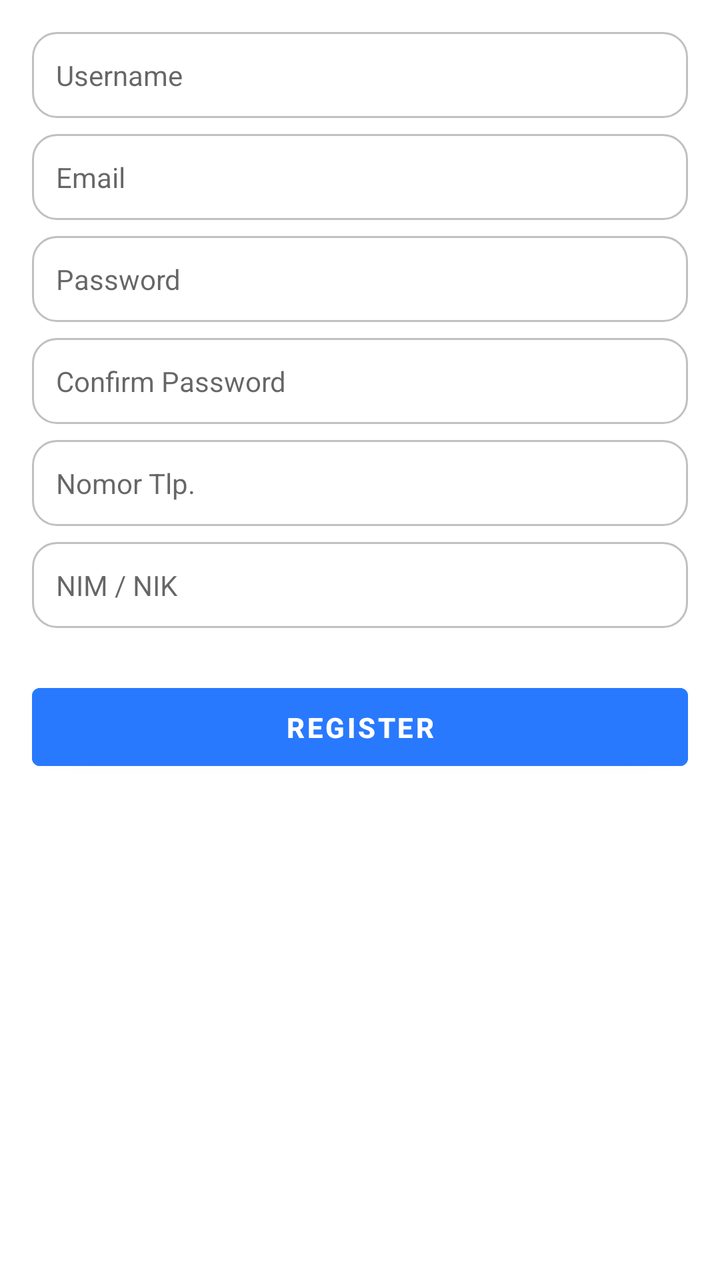
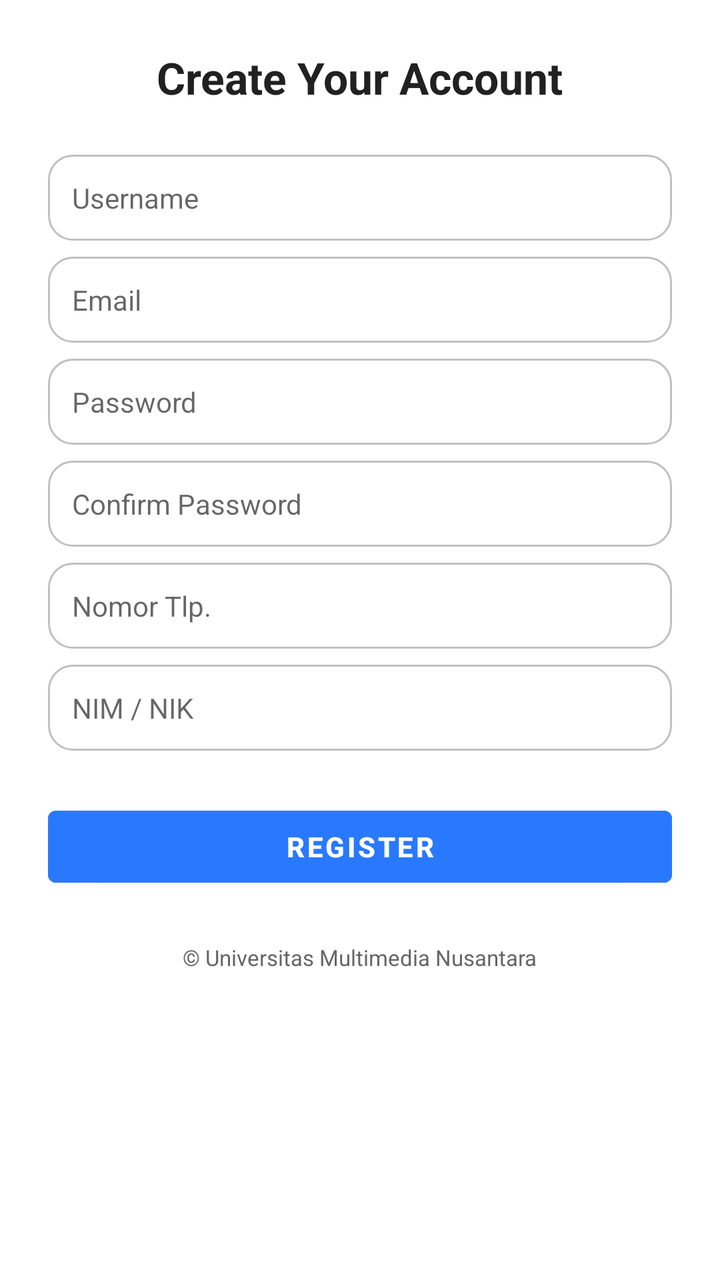

An Android layout rendered at two revisions. The XML below is the earlier revision; the diff shows what the commit changed to produce the second picture.
<!-- AndroidManifest.xml: application theme Theme.ProjectMAPGroup7 -->
<!-- res/layout/fragment_register.xml -->
<?xml version="1.0" encoding="utf-8"?>
<ScrollView xmlns:android="http://schemas.android.com/apk/res/android"
    xmlns:tools="http://schemas.android.com/tools"
    android:layout_width="match_parent"
    android:layout_height="match_parent"
    android:padding="16dp"
    tools:context=".ui.register.RegisterFragment">

    <LinearLayout
        android:layout_width="match_parent"
        android:layout_height="wrap_content"
        android:orientation="vertical">

        
        <EditText
            android:id="@+id/etUsername"
            android:layout_width="match_parent"
            android:layout_height="wrap_content"
            android:hint="Username"
            android:background="@drawable/edittext_rounded"
            android:padding="12dp"
            android:textSize="14sp"
            android:layout_marginBottom="8dp" />

        
        <EditText
            android:id="@+id/etEmail"
            android:layout_width="match_parent"
            android:layout_height="wrap_content"
            android:hint="Email"
            android:inputType="textEmailAddress"
            android:background="@drawable/edittext_rounded"
            android:padding="12dp"
            android:textSize="14sp"
            android:layout_marginBottom="8dp" />

        
        <EditText
            android:id="@+id/etPassword"
            android:layout_width="match_parent"
            android:layout_height="wrap_content"
            android:hint="Password"
            android:inputType="textPassword"
            android:background="@drawable/edittext_rounded"
            android:padding="12dp"
            android:textSize="14sp"
            android:layout_marginBottom="8dp" />

        
        <EditText
            android:id="@+id/etConfirmPassword"
            android:layout_width="match_parent"
            android:layout_height="wrap_content"
            android:hint="Confirm Password"
            android:inputType="textPassword"
            android:background="@drawable/edittext_rounded"
            android:padding="12dp"
            android:textSize="14sp"
            android:layout_marginBottom="8dp" />

        
        <EditText
            android:id="@+id/etPhone"
            android:layout_width="match_parent"
            android:layout_height="wrap_content"
            android:hint="Nomor Tlp."
            android:inputType="phone"
            android:background="@drawable/edittext_rounded"
            android:padding="12dp"
            android:textSize="14sp"
            android:layout_marginBottom="8dp" />

        
        <EditText
            android:id="@+id/etNimNik"
            android:layout_width="match_parent"
            android:layout_height="wrap_content"
            android:hint="NIM / NIK"
            android:background="@drawable/edittext_rounded"
            android:padding="12dp"
            android:textSize="14sp"
            android:layout_marginBottom="16dp" />

        
        <Button
            android:id="@+id/btnRegister"
            android:layout_width="match_parent"
            android:layout_height="wrap_content"
            android:text="Register"
            android:textColor="@android:color/white"
            android:backgroundTint="#2979FF"
            android:layout_marginTop="8dp"
            android:paddingVertical="10dp"
            android:textStyle="bold"/>

    </LinearLayout>
</ScrollView>
<!-- resources referenced by this layout -->
<resources>
  <!-- drawable edittext_rounded (drawable) -->
  <shape xmlns:android="http://schemas.android.com/apk/res/android"
      android:shape="rectangle">
      
      <solid android:color="@android:color/white" />
      <stroke android:width="1dp" android:color="#C0C0C0" />
      <corners android:radius="12dp" />
  </shape>
  <style name="Theme.ProjectMAPGroup7" parent="Theme.MaterialComponents.DayNight.DarkActionBar">
          
          <item name="colorPrimary">@color/purple_500</item>
          <item name="colorPrimaryVariant">@color/purple_700</item>
          <item name="colorOnPrimary">@color/white</item>
          
          <item name="colorSecondary">@color/teal_200</item>
          <item name="colorSecondaryVariant">@color/teal_700</item>
          <item name="colorOnSecondary">@color/black</item>
          
          <item name="android:statusBarColor">?attr/colorPrimaryVariant</item>
          
      </style>
  <color name="purple_500">#FF6200EE</color>
  <color name="purple_700">#FF3700B3</color>
  <color name="white">#FFFFFFFF</color>
  <color name="teal_200">#FF03DAC5</color>
  <color name="teal_700">#FF018786</color>
  <color name="black">#FF000000</color>
</resources>

<!-- the commit's change to res/layout/fragment_register.xml (unified diff, before → after) -->
@@ -3,13 +3,25 @@
     xmlns:tools="http://schemas.android.com/tools"
     android:layout_width="match_parent"
     android:layout_height="match_parent"
-    android:padding="16dp"
+    android:padding="24dp"
+    android:fillViewport="true"
     tools:context=".ui.register.RegisterFragment">
 
     <LinearLayout
         android:layout_width="match_parent"
         android:layout_height="wrap_content"
-        android:orientation="vertical">
+        android:orientation="vertical"
+        android:gravity="center_horizontal">
+
+        
+        <TextView
+            android:text="Create Your Account"
+            android:textSize="22sp"
+            android:textStyle="bold"
+            android:textColor="#212121"
+            android:layout_marginBottom="24dp"
+            android:layout_width="wrap_content"
+            android:layout_height="wrap_content" />
 
         
         <EditText
@@ -90,8 +102,16 @@
             android:textColor="@android:color/white"
             android:backgroundTint="#2979FF"
             android:layout_marginTop="8dp"
-            android:paddingVertical="10dp"
             android:textStyle="bold"/>
 
+        
+        <TextView
+            android:layout_width="wrap_content"
+            android:layout_height="wrap_content"
+            android:text="© Universitas Multimedia Nusantara"
+            android:textSize="11sp"
+            android:textColor="#666"
+            android:layout_marginTop="24dp"
+            android:layout_marginBottom="16dp" />
     </LinearLayout>
 </ScrollView>
<!-- resource entries referenced after the edit -->
@@ -10,7 +10,7 @@
   </shape>
   <style name="Theme.ProjectMAPGroup7" parent="Theme.MaterialComponents.DayNight.DarkActionBar">
           
-          <item name="colorPrimary">@color/purple_500</item>
+          <item name="colorPrimary">@color/blue</item>
           <item name="colorPrimaryVariant">@color/purple_700</item>
           <item name="colorOnPrimary">@color/white</item>
           
@@ -21,7 +21,7 @@
           <item name="android:statusBarColor">?attr/colorPrimaryVariant</item>
           
       </style>
-  <color name="purple_500">#FF6200EE</color>
+  <color name="blue">#1E88E5</color>
   <color name="purple_700">#FF3700B3</color>
   <color name="white">#FFFFFFFF</color>
   <color name="teal_200">#FF03DAC5</color>
